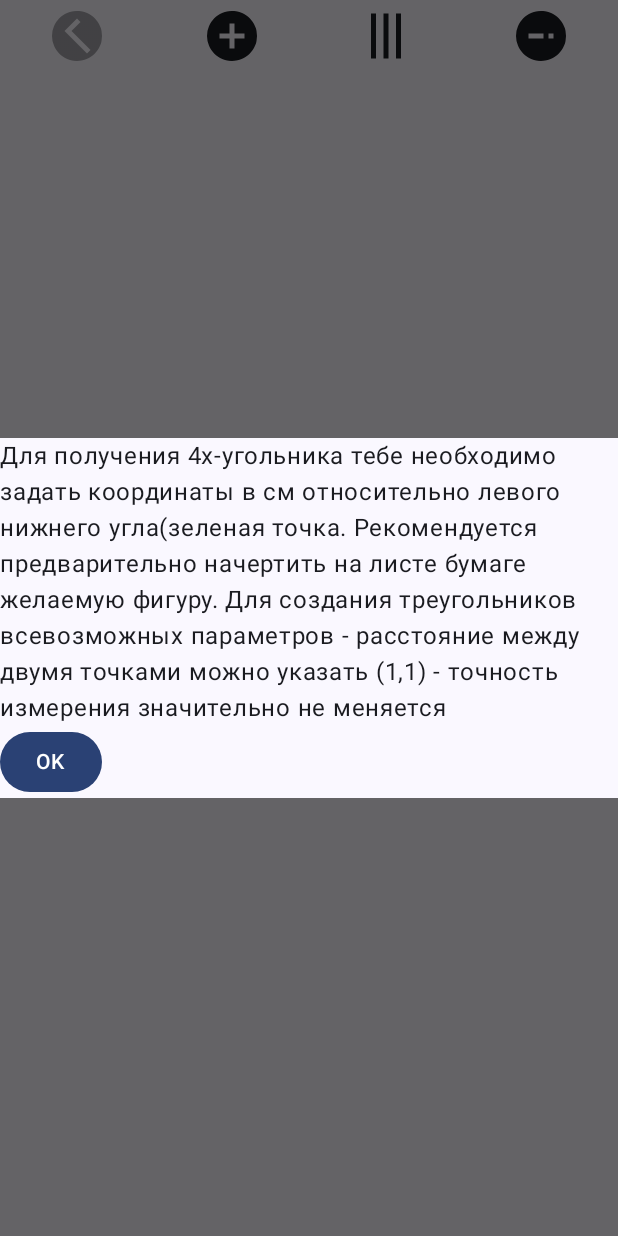
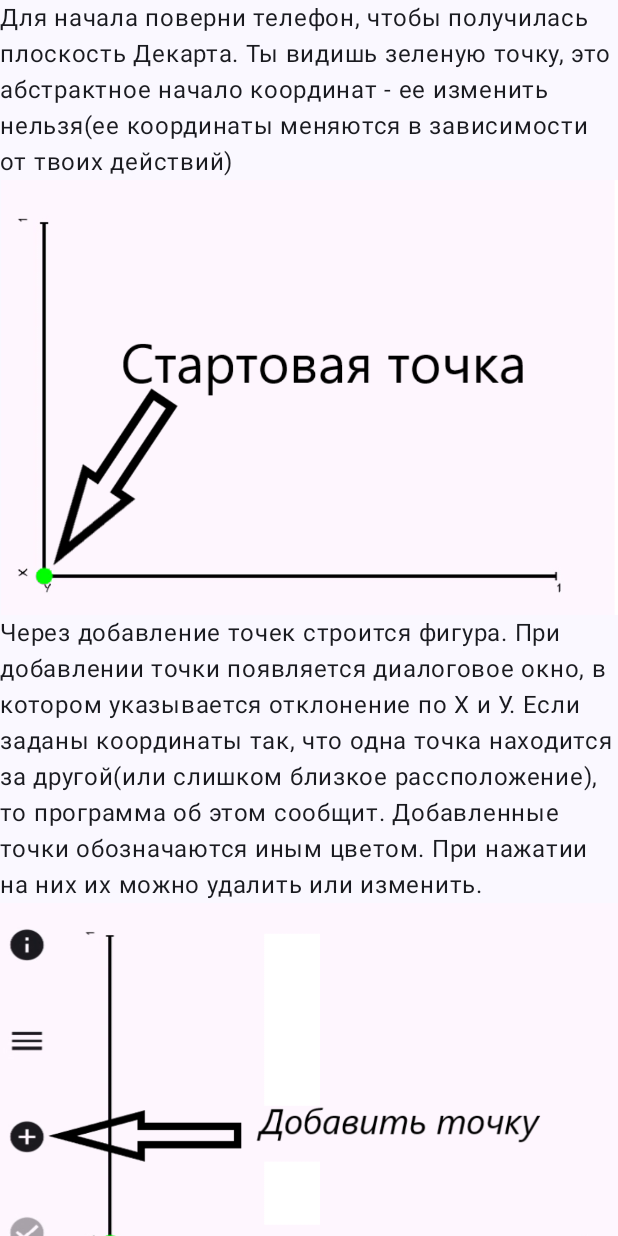
Before and after one commit to pavlig43/Roof_app, an Android app built with Jetpack Compose: the composable RandomShapep shown on its own in the app's theme, after a tap on "Info", on a phone screen of 412 x 824 dp. Run offline under Robolectric (Android 15) with nearby library versions, the phone set to English and light mode, and no system bars; our stand-ins replace Dagger/Hilt's generated code.

Commit message:
Add DotManual

```diff
--- a/app/src/main/java/com/pavlig43/roofapp/di/AndroidPdfBuilder.kt
+++ b/app/src/main/java/com/pavlig43/roofapp/data/docBuilder/AndroidPdfBuilder.kt
@@ -1,4 +1,4 @@
-package com.pavlig43.roofapp.di
+package com.pavlig43.roofapp.data.docBuilder
 
 import android.graphics.pdf.PdfDocument
 import com.example.pdfcanvasdraw.core.pageKit.abstractPage.PageRenderer
--- a/app/src/main/java/com/pavlig43/roofapp/di/TileReportUseCaseModule.kt
+++ b/app/src/main/java/com/pavlig43/roofapp/di/TileReportUseCaseModule.kt
@@ -1,5 +1,6 @@
 package com.pavlig43.roofapp.di
 
+import com.pavlig43.roofapp.data.docBuilder.AndroidPdfBuilder
 import com.pavlig43.roofapp.domain.TileReportUseCase
 import dagger.Module
 import dagger.Provides
--- a/app/src/main/java/com/pavlig43/roofapp/ui/kit/pdfImage/PDFView.kt
+++ b/app/src/main/java/com/pavlig43/roofapp/ui/pdfImage/PDFView.kt
@@ -1,4 +1,4 @@
-package com.pavlig43.roofapp.ui.kit.pdfImage
+package com.pavlig43.roofapp.ui.pdfImage
 
 import androidx.compose.foundation.layout.Box
 import androidx.compose.foundation.layout.fillMaxSize
--- a/app/src/main/java/com/pavlig43/roofapp/ui/pdfImage/ResultImagesFromPDF.kt
+++ b/app/src/main/java/com/pavlig43/roofapp/ui/pdfImage/ResultImagesFromPDF.kt
@@ -20,7 +20,6 @@ import androidx.compose.runtime.setValue
 import androidx.compose.ui.Modifier
 import androidx.hilt.navigation.compose.hiltViewModel
 import com.pavlig43.roofapp.ui.kit.SaveDialog
-import com.pavlig43.roofapp.ui.kit.pdfImage.PDFView
 import com.rizzi.bouquet.VerticalPdfReaderState
 
 @Composable
--- a/app/src/main/java/com/pavlig43/roofapp/ui/shapes/random/ManualDialog.kt
+++ b/app/src/main/java/com/pavlig43/roofapp/ui/shapes/random/ManualDialog.kt
@@ -1,14 +1,21 @@
 package com.pavlig43.roofapp.ui.shapes.random
 
+import androidx.compose.foundation.Image
 import androidx.compose.foundation.background
+import androidx.compose.foundation.layout.Column
+import androidx.compose.foundation.layout.fillMaxSize
 import androidx.compose.foundation.lazy.LazyColumn
 import androidx.compose.material3.Button
 import androidx.compose.material3.MaterialTheme
 import androidx.compose.material3.Text
 import androidx.compose.runtime.Composable
 import androidx.compose.ui.Modifier
+import androidx.compose.ui.res.painterResource
 import androidx.compose.ui.res.stringResource
+import androidx.compose.ui.tooling.preview.Preview
 import androidx.compose.ui.window.Dialog
+import com.pavlig43.roof_app.R
+import com.pavlig43.roofapp.ui.theme.Roof_appTheme
 
 /**
  * Инструкция для пользователя по устоновке координат точек
@@ -16,7 +23,6 @@ import androidx.compose.ui.window.Dialog
 @Composable
 fun ManualDialog(
     closeManualDialog: () -> Unit,
-    text: Int,
     modifier: Modifier = Modifier,
 ) {
     Dialog(onDismissRequest = closeManualDialog) {
@@ -24,7 +30,7 @@ fun ManualDialog(
             modifier = modifier.background(MaterialTheme.colorScheme.background),
         ) {
             item {
-                Text(stringResource(text), color = MaterialTheme.colorScheme.onBackground)
+                ManualText()
                 Button(closeManualDialog) {
                     Text("OK")
                 }
@@ -32,3 +38,32 @@ fun ManualDialog(
         }
     }
 }
+
+@Composable
+private fun ManualText() {
+    val textAndImage = mapOf(
+        R.string.dot_manual_1 to R.drawable.dot_manual_1,
+        R.string.dot_manual_2 to R.drawable.dot_manual_2,
+        R.string.dot_manual_3 to R.drawable.dot_manual_3
+
+    )
+    Column(modifier = Modifier.fillMaxSize()) {
+        textAndImage.forEach { (text, image) ->
+            Text(text = stringResource(id = text), color = MaterialTheme.colorScheme.onBackground)
+            Image(painterResource(image), "dot_manual")
+        }
+
+
+    }
+
+}
+
+
+@Preview
+@Composable
+private fun ManualDialogPreview() {
+    Roof_appTheme {
+        ManualDialog({})
+    }
+
+}
--- a/app/src/main/java/com/pavlig43/roofapp/ui/shapes/random/RandomShape.kt
+++ b/app/src/main/java/com/pavlig43/roofapp/ui/shapes/random/RandomShape.kt
@@ -69,7 +69,6 @@ fun RandomShapep(
             is RandomShapeState.ManualDialog ->
                 ManualDialog(
                     closeManualDialog = viewModel::moveToConstructor,
-                    R.string.manual_quadro,
                 )
 
             is RandomShapeState.SheetDialog ->
--- a/app/src/main/res/values/strings.xml
+++ b/app/src/main/res/values/strings.xml
@@ -40,4 +40,7 @@
     <string name="offsetInY">Оклонение по Y</string>
     <string name="points_are_too_close">"Точки слишком близко на экране "</string>
     <string name="sheets">ЛИСТЫ:</string>
+    <string name="dot_manual_1">Для начала поверни телефон, чтобы получилась плоскость Декарта. Ты видишь зеленую точку, это абстрактное начало координат - ее изменить нельзя(ее координаты меняются в зависимости от твоих действий)</string>
+    <string name="dot_manual_2">Через добавление точек строится фигура. При добавлении точки появляется диалоговое окно, в котором указывается отклонение по Х и У. Если заданы координаты так, что одна точка находится за другой(или слишком близкое рассположение), то программа об этом сообщит.  Добавленные точки обозначаются иным цветом. При нажатии на них их можно удалить или изменить.</string>
+    <string name="dot_manual_3">Приложение работает только с выпуклыми многоугольниками.Пока заданная фигура не выполняет это требование, кнопка получения результата не активна. Выпуклый многоугольник — это многоугольник, прямая, проведённая через любую его сторону, не пересекает плоскость самой фигуры. На картинке пример невыпуклого многоугольника.</string>
 </resources>
--- a/canvasDraw/src/main/java/com/example/pdfcanvasdraw/core/abstractCanvas/extentions/coordinateSystem/RulerLine.kt
+++ b/canvasDraw/src/main/java/com/example/pdfcanvasdraw/core/abstractCanvas/extentions/coordinateSystem/RulerLine.kt
@@ -16,12 +16,12 @@ fun CanvasInterface.rulerLine(
     forXRuler: Boolean,
 ) {
     val countCeilOtherUnit = countCM.roundUpToNearestToFullScale(scaleRuler).takeIf { it != 0 } ?: 1
-    val paint =
-        createPaint().apply {
+    val paint = createPaint().apply {
         color = rulerParam.color
         strokeWidth = rulerParam.strokeWidth
         style = rulerParam.style
     }
+
 
     drawLine(
         startPointFLine.x,
@@ -31,16 +31,18 @@ fun CanvasInterface.rulerLine(
         paint,
     )
 
+
+    val axis = if (forXRuler) "X" else "Y"
+
     for (i in 0..countCeilOtherUnit) {
-        val pointFTick =
-            if (forXRuler) {
+        val pointFTick = if (forXRuler) {
             PointF(i * countPxInOneCM * scaleRuler + startPointFLine.x, startPointFLine.y)
         } else {
             PointF(startPointFLine.x, i * countPxInOneCM * scaleRuler + startPointFLine.y)
         }
 
         this.tickForRuler(
-            numberOfTick = i,
+            numberOfTick = i.takeIf { it != 0 }?.toString() ?: axis,
             x = pointFTick.x,
             y = pointFTick.y,
             forXRuler = forXRuler,
--- a/canvasDraw/src/main/java/com/example/pdfcanvasdraw/core/abstractCanvas/extentions/coordinateSystem/TickForRuler.kt
+++ b/canvasDraw/src/main/java/com/example/pdfcanvasdraw/core/abstractCanvas/extentions/coordinateSystem/TickForRuler.kt
@@ -19,7 +19,7 @@ data class TickParam(
 )
 
 fun CanvasInterface.tickForRuler(
-    numberOfTick: Int,
+    numberOfTick: String,
     x: Float,
     y: Float,
     tickParam: TickParam = TickParam(),
@@ -48,7 +48,7 @@ fun CanvasInterface.tickForRuler(
         drawAndRotateText(
             pivotX = x,
             pivotY = y - tickParam.paddingText,
-            text = "$numberOfTick",
+            text = numberOfTick,
             paintText = paintText,
         )
     } else {
@@ -63,7 +63,7 @@ fun CanvasInterface.tickForRuler(
             degree = RIGHT_DEGREE,
             pivotX = x - tickParam.paddingText,
             pivotY = y,
-            text = "$numberOfTick",
+            text = numberOfTick,
             paintText = paintText,
         )
     }
```
Also changed, not shown: app/src/main/res/drawable/dot_manual_1.png (added), app/src/main/res/drawable/dot_manual_2.png (added), app/src/main/res/drawable/dot_manual_3.png (added). Lines whose indentation alone changed are shown as unchanged.
